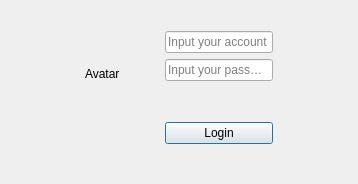
The window that repos/hestina/client/login_main_dlg.ui (FlushHip/ExperimentLab) describes before a commit, drawn with Qt 5.
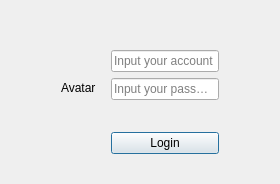
The same window after the commit.

Patch:
```diff
--- a/repos/hestina/client/login_main_dlg.ui
+++ b/repos/hestina/client/login_main_dlg.ui
@@ -6,7 +6,7 @@
    <rect>
     <x>0</x>
     <y>0</y>
-    <width>358</width>
+    <width>280</width>
     <height>184</height>
    </rect>
   </property>
@@ -14,7 +14,7 @@
    <string/>
   </property>
   <layout class="QGridLayout" name="gridLayout">
-   <item row="3" column="2">
+   <item row="5" column="2">
     <spacer name="verticalSpacer_3">
      <property name="orientation">
       <enum>Qt::Vertical</enum>
@@ -27,7 +27,7 @@
      </property>
     </spacer>
    </item>
-   <item row="2" column="2">
+   <item row="4" column="2">
     <layout class="QVBoxLayout" name="verticalLayout">
      <property name="leftMargin">
       <number>0</number>
@@ -51,7 +51,7 @@
      </item>
     </layout>
    </item>
-   <item row="2" column="3">
+   <item row="4" column="3">
     <spacer name="horizontalSpacer_2">
      <property name="orientation">
       <enum>Qt::Horizontal</enum>
@@ -64,21 +64,24 @@
      </property>
     </spacer>
    </item>
-   <item row="2" column="1" rowspan="2">
-    <widget class="QLabel" name="avtar">
+   <item row="4" column="1" rowspan="2">
+    <widget class="QLabel" name="avatar">
+     <property name="styleSheet">
+      <string notr="true"/>
+     </property>
      <property name="text">
       <string>Avatar</string>
      </property>
     </widget>
    </item>
-   <item row="4" column="2">
+   <item row="6" column="2">
     <widget class="QPushButton" name="login_bnt">
      <property name="text">
       <string>Login</string>
      </property>
     </widget>
    </item>
-   <item row="2" column="0">
+   <item row="4" column="0">
     <spacer name="horizontalSpacer_3">
      <property name="orientation">
       <enum>Qt::Horizontal</enum>
@@ -91,32 +94,6 @@
      </property>
     </spacer>
    </item>
-   <item row="4" column="1">
-    <spacer name="horizontalSpacer">
-     <property name="orientation">
-      <enum>Qt::Horizontal</enum>
-     </property>
-     <property name="sizeHint" stdset="0">
-      <size>
-       <width>40</width>
-       <height>20</height>
-      </size>
-     </property>
-    </spacer>
-   </item>
-   <item row="5" column="2">
-    <spacer name="verticalSpacer_2">
-     <property name="orientation">
-      <enum>Qt::Vertical</enum>
-     </property>
-     <property name="sizeHint" stdset="0">
-      <size>
-       <width>20</width>
-       <height>40</height>
-      </size>
-     </property>
-    </spacer>
-   </item>
    <item row="0" column="1" colspan="2">
     <widget class="QLabel" name="logo_text">
      <property name="autoFillBackground">
@@ -130,6 +107,45 @@
      </property>
     </widget>
    </item>
+   <item row="6" column="1">
+    <spacer name="horizontalSpacer">
+     <property name="orientation">
+      <enum>Qt::Horizontal</enum>
+     </property>
+     <property name="sizeHint" stdset="0">
+      <size>
+       <width>40</width>
+       <height>20</height>
+      </size>
+     </property>
+    </spacer>
+   </item>
+   <item row="7" column="2">
+    <spacer name="verticalSpacer_2">
+     <property name="orientation">
+      <enum>Qt::Vertical</enum>
+     </property>
+     <property name="sizeHint" stdset="0">
+      <size>
+       <width>20</width>
+       <height>40</height>
+      </size>
+     </property>
+    </spacer>
+   </item>
+   <item row="1" column="0" colspan="4">
+    <spacer name="verticalSpacer">
+     <property name="orientation">
+      <enum>Qt::Vertical</enum>
+     </property>
+     <property name="sizeHint" stdset="0">
+      <size>
+       <width>20</width>
+       <height>40</height>
+      </size>
+     </property>
+    </spacer>
+   </item>
   </layout>
  </widget>
  <resources>
```
